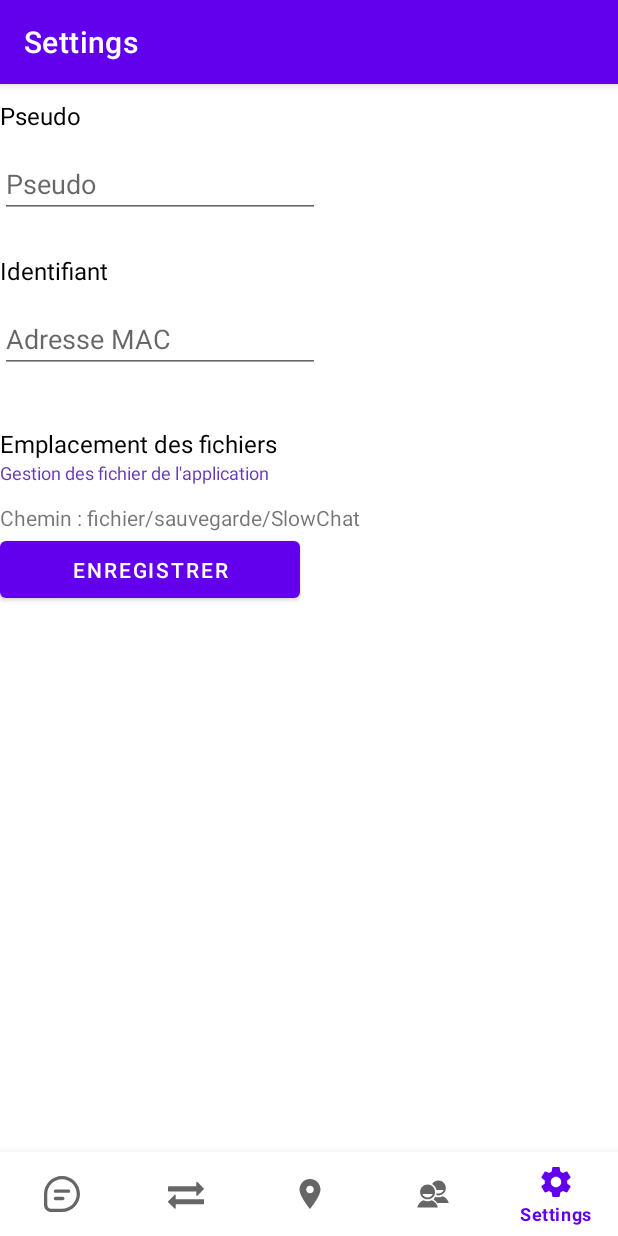
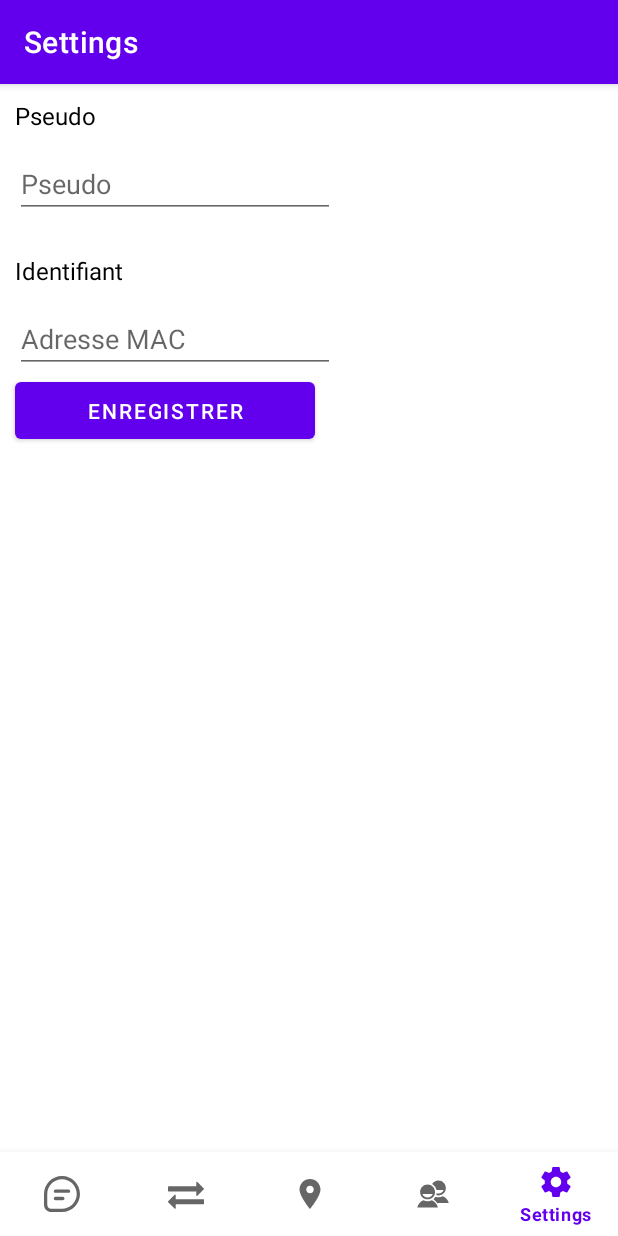
Before and after one commit to CallSlow/CallSlow, an Android app: the SettingsFragment screen opened through its navigation route, on a phone screen of 412 x 824 dp. Run offline under Robolectric (Android 15) with nearby library versions, the phone set to English and light mode, and no system bars; our stand-ins replace navigation-ui.

Commit message:
Suppression de l'emplacement des fichiers dans les settings

```diff
--- a/app/src/main/res/layout/fragment_settings.xml
+++ b/app/src/main/res/layout/fragment_settings.xml
@@ -11,6 +11,7 @@
         android:layout_width="wrap_content"
         android:layout_height="wrap_content"
         android:layout_marginTop="10dp"
+        android:layout_marginLeft="10dp"
         android:text="Pseudo"
         android:textColor="@color/colorMasterText"
         android:textSize="16sp"
@@ -24,6 +25,7 @@
         android:layout_width="wrap_content"
         android:layout_height="wrap_content"
         android:layout_marginTop="12dp"
+        android:layout_marginLeft="10dp"
         android:ems="10"
         android:hint="Pseudo"
         android:inputType="textPersonName"
@@ -35,6 +37,7 @@
         android:layout_width="wrap_content"
         android:layout_height="wrap_content"
         android:layout_marginTop="24dp"
+        android:layout_marginLeft="10dp"
         android:text="Identifiant"
         android:textColor="@color/colorMasterText"
         android:textSize="16sp"
@@ -48,52 +51,17 @@
         android:layout_width="wrap_content"
         android:layout_height="wrap_content"
         android:layout_marginTop="12dp"
+        android:layout_marginLeft="10dp"
         android:ems="10"
         android:hint="Adresse MAC"
         android:inputType="text"
         app:layout_constraintTop_toBottomOf="@+id/labelMacAddress"
         tools:layout_editor_absoluteX="61dp" />
 
-    <TextView
-        android:id="@+id/labelFilePath"
-        android:layout_width="wrap_content"
-        android:layout_height="wrap_content"
-        android:layout_marginTop="36dp"
-        android:text="Emplacement des fichiers"
-        android:textColor="@color/colorMasterText"
-        android:textSize="16sp"
-        app:layout_constraintEnd_toEndOf="parent"
-        app:layout_constraintHorizontal_bias="0.118"
-        app:layout_constraintStart_toStartOf="parent"
-        app:layout_constraintTop_toBottomOf="@+id/myPseudo" />
-
-    <TextView
-        android:id="@+id/textView9"
-        android:layout_width="wrap_content"
-        android:layout_height="wrap_content"
-        android:layout_marginBottom="4dp"
-        android:text="Gestion des fichier de l'application"
-        android:textColor="#673AB7"
-        android:textSize="12sp"
-        app:layout_constraintBottom_toTopOf="@+id/textView7"
-        app:layout_constraintEnd_toEndOf="parent"
-        app:layout_constraintHorizontal_bias="0.141"
-        app:layout_constraintStart_toStartOf="parent" />
-
-    <TextView
-        android:id="@+id/filePath"
-        android:layout_width="wrap_content"
-        android:layout_height="wrap_content"
-        android:layout_marginTop="8dp"
-        android:text="Chemin : fichier/sauvegarde/SlowChat"
-        app:layout_constraintEnd_toEndOf="parent"
-        app:layout_constraintHorizontal_bias="0.099"
-        app:layout_constraintStart_toStartOf="parent"
-        app:layout_constraintTop_toBottomOf="@+id/textView7" />
-
     <Button
         android:id="@+id/saveSettingsButton"
         android:layout_width="200dp"
+        android:layout_marginLeft="10dp"
         android:layout_height="50dp"
         android:text="Enregistrer" />
 
```
